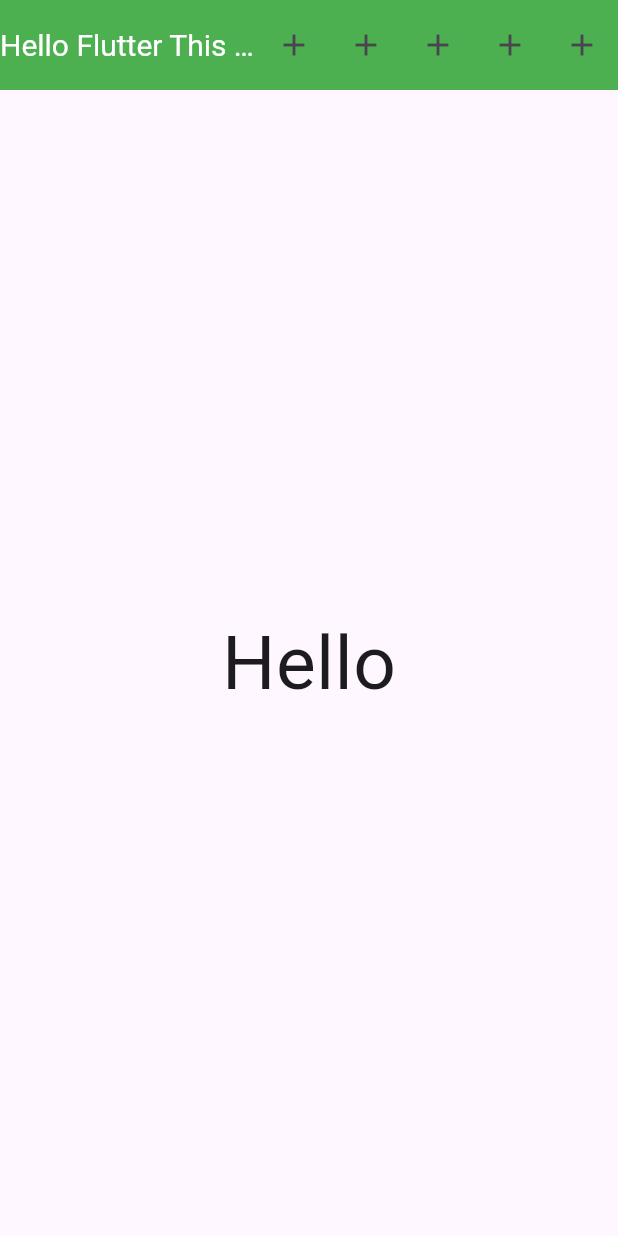
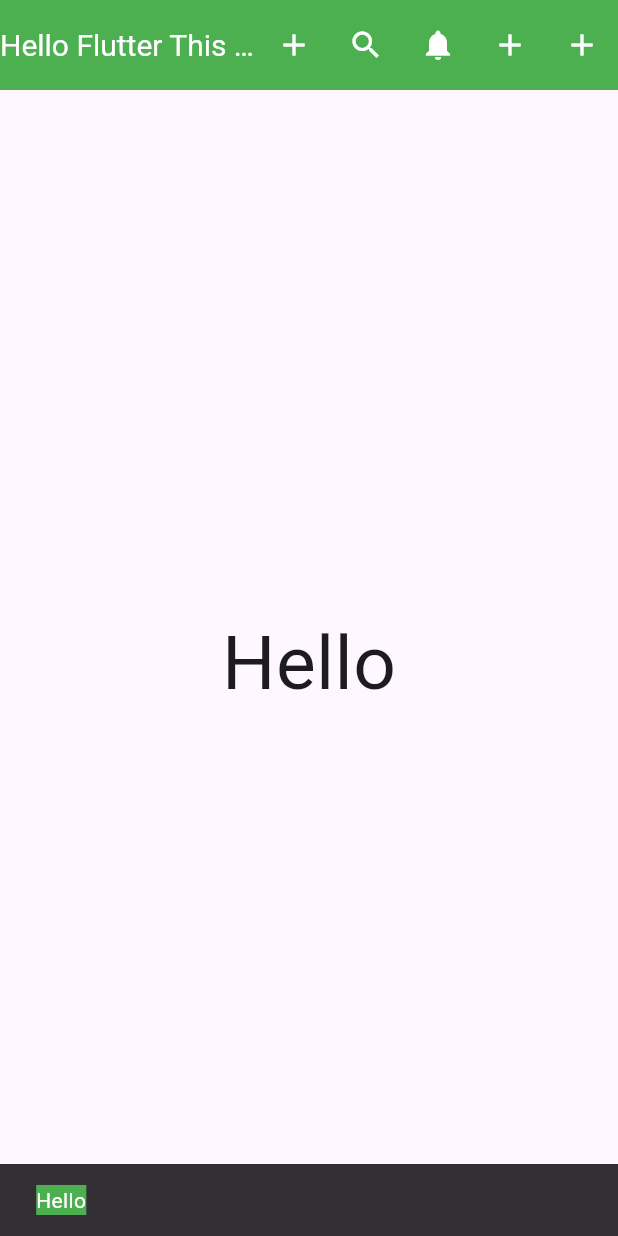
Before and after one commit to Udoy-Dev/flutter-app, a Flutter app: the screen it shows after launch, after a tap on the "add" icon, on a phone screen of 412 x 824 dp. Run offline on Flutter 3.47's test engine with Material 3 defaults, Android fonts, the phone set to English and light mode, and no system bars.

Commit message:
SnackBar before

```diff
--- a/lib/main.dart
+++ b/lib/main.dart
@@ -18,6 +18,12 @@ class MyApp extends StatelessWidget {
 class HomeActivity extends StatelessWidget {
   const HomeActivity({super.key});
 
+  MySnackBar(message,context){
+    ScaffoldMessenger.of(context).showSnackBar(
+      SnackBar(content: Text(message,style: TextStyle(color: Colors.white,backgroundColor: Colors.green),))
+    );
+  }
+
   @override
   Widget build(BuildContext context) {
     return Scaffold(
@@ -29,11 +35,11 @@ class HomeActivity extends StatelessWidget {
         elevation: 0,
         title: Text("Hello Flutter This not",style: TextStyle(color: Colors.white,fontSize: 20),),
         actions: [
-          IconButton(onPressed: (){}, icon: Icon(Icons.add)),
-          IconButton(onPressed: (){}, icon: Icon(Icons.add)),
-          IconButton(onPressed: (){}, icon: Icon(Icons.add)),
-          IconButton(onPressed: (){}, icon: Icon(Icons.add)),
-          IconButton(onPressed: (){}, icon: Icon(Icons.add))
+          IconButton(onPressed: (){MySnackBar("Hello", context);}, icon: Icon(Icons.add,color: Colors.white,)),
+          IconButton(onPressed: (){}, icon: Icon(Icons.search,color: Colors.white)),
+          IconButton(onPressed: (){}, icon: Icon(Icons.notifications,color: Colors.white)),
+          IconButton(onPressed: (){}, icon: Icon(Icons.add,color: Colors.white)),
+          IconButton(onPressed: (){}, icon: Icon(Icons.add,color: Colors.white))
         ],
       ),
       body: Center(
```
